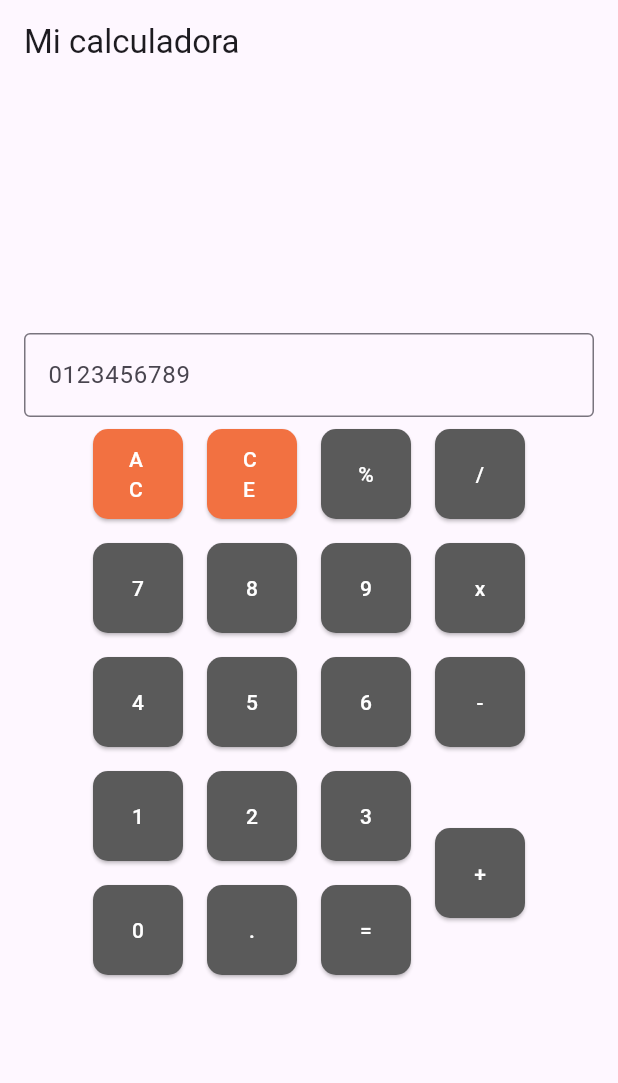
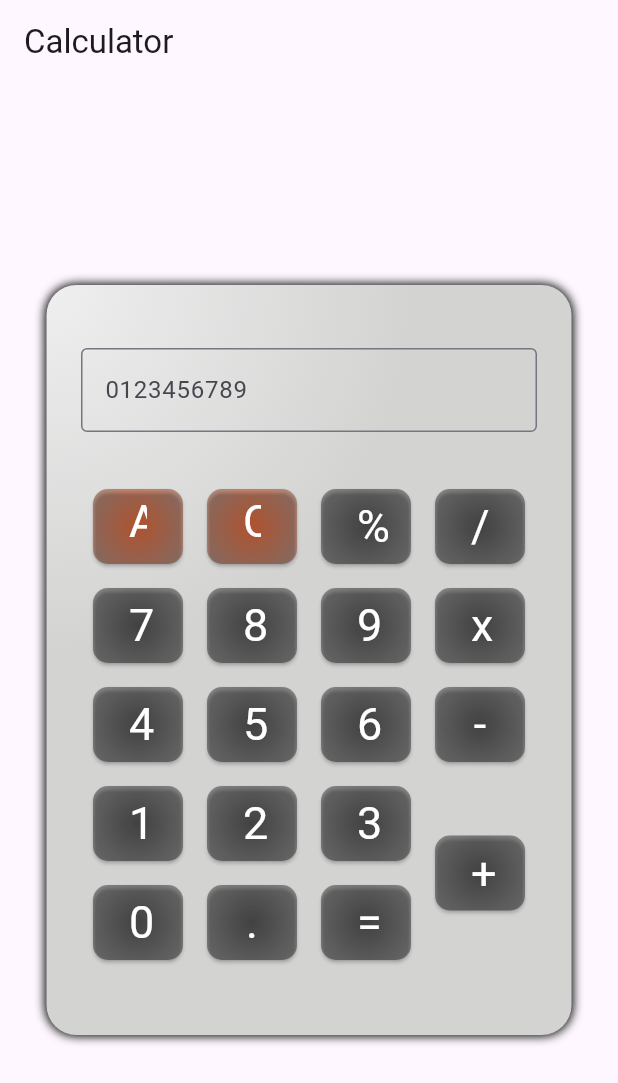
Before and after one commit to davopaco/mobile-apps, a Flutter app: the screen it shows after launch, on a phone screen of 412 x 824 dp. Shown: the top 1083 px of the screen. Run offline on Flutter 3.47's test engine with Material 3 defaults, Android fonts, the phone set to English and light mode, and no system bars.

Commit message:
style: :lipstick: Colors fixed for a gradient on elevated buttons.

```diff
--- a/calculator/lib/calculadora.dart
+++ b/calculator/lib/calculadora.dart
@@ -7,32 +7,38 @@ class Calculator extends StatefulWidget {
   State<Calculator> createState() => _CalculatorState();
 }
 
-Widget calculatorButtonBlack(String symbol) {
-  ButtonStyle initialElevatedButtonStyle;
+Widget calculatorButton(String symbol) {
+  Color buttonColour;
   if (symbol == "AC" || symbol == "CE") {
-    initialElevatedButtonStyle =
-        ElevatedButton.styleFrom(backgroundColor: const Color(0xFFF27141));
+    buttonColour = const Color(0xFFF27141);
   } else {
-    initialElevatedButtonStyle =
-        ElevatedButton.styleFrom(backgroundColor: const Color(0xFF5A5A5A));
+    buttonColour = const Color(0xFF5A5A5A);
   }
 
-  ButtonStyle elevatedButtonStyle = initialElevatedButtonStyle.copyWith(
-      shape: WidgetStateProperty.all(
-          RoundedRectangleBorder(borderRadius: BorderRadius.circular(10))),
-      minimumSize: const WidgetStatePropertyAll(Size(60, 60)),
-      maximumSize: const WidgetStatePropertyAll(Size(60, 60)));
+  ButtonStyle elevatedButtonStyle = ElevatedButton.styleFrom(
+      shape: RoundedRectangleBorder(borderRadius: BorderRadius.circular(10)),
+      minimumSize: const Size(60, 50),
+      maximumSize: const Size(60, 50),
+      backgroundColor: Colors.transparent);
 
   return Padding(
       padding: const EdgeInsets.all(8),
+      child: Container(
+          decoration: BoxDecoration(
+              borderRadius: BorderRadius.circular(10),
+              gradient: RadialGradient(
+                  center: const Alignment(0, 0),
+                  radius: 1,
+                  colors: <Color>[buttonColour, Colors.grey])),
           child: ElevatedButton(
             onPressed: () => print(symbol),
             style: elevatedButtonStyle,
             child: Text(symbol,
                 style: const TextStyle(
                     color: Colors.white,
-            )),
-      ));
+                    fontSize: 30,
+                    fontWeight: FontWeight.normal)),
+          )));
 }
 
 class _CalculatorState extends State<Calculator> {
@@ -41,11 +47,29 @@ class _CalculatorState extends State<Calculator> {
     return MaterialApp(
         home: Scaffold(
       appBar: AppBar(
-        title: const Text("Mi calculadora"),
+        title: const Text("Calculator"),
       ),
       body: Center(
         child: Padding(
           padding: const EdgeInsets.all(16.0),
+          child: Container(
+              padding: const EdgeInsets.all(23),
+              width: 350,
+              height: 500,
+              decoration: BoxDecoration(
+                  boxShadow: [
+                    BoxShadow(color: Colors.grey, blurRadius: 5),
+                    BoxShadow(color: Colors.black, blurRadius: 5)
+                  ],
+                  borderRadius: BorderRadius.circular(20),
+                  gradient: const RadialGradient(
+                    center: Alignment(-1, -1),
+                    radius: 0.7,
+                    colors: <Color>[
+                      Color.fromARGB(255, 238, 239, 238),
+                      Color.fromARGB(255, 211, 211, 210)
+                    ],
+                  )),
               child: Column(
                 mainAxisAlignment: MainAxisAlignment.center,
                 crossAxisAlignment: CrossAxisAlignment.center,
@@ -56,6 +80,10 @@ class _CalculatorState extends State<Calculator> {
                     decoration: InputDecoration(
                         border: OutlineInputBorder(), labelText: '0123456789'),
                   ),
+                  const SizedBox(
+                    height: 30,
+                    width: 100,
+                  ),
                   Column(
                     mainAxisAlignment: MainAxisAlignment.center,
                     crossAxisAlignment: CrossAxisAlignment.center,
@@ -64,30 +92,30 @@ class _CalculatorState extends State<Calculator> {
                         mainAxisAlignment: MainAxisAlignment.center,
                         crossAxisAlignment: CrossAxisAlignment.center,
                         children: <Widget>[
-                      calculatorButtonBlack("AC"),
-                      calculatorButtonBlack("CE"),
-                      calculatorButtonBlack("%"),
-                      calculatorButtonBlack("/"),
+                          calculatorButton("AC"),
+                          calculatorButton("CE"),
+                          calculatorButton("%"),
+                          calculatorButton("/"),
                         ],
                       ),
                       Row(
                         mainAxisAlignment: MainAxisAlignment.center,
                         crossAxisAlignment: CrossAxisAlignment.center,
                         children: <Widget>[
-                      calculatorButtonBlack("7"),
-                      calculatorButtonBlack("8"),
-                      calculatorButtonBlack("9"),
-                      calculatorButtonBlack("x"),
+                          calculatorButton("7"),
+                          calculatorButton("8"),
+                          calculatorButton("9"),
+                          calculatorButton("x"),
                         ],
                       ),
                       Row(
                         mainAxisAlignment: MainAxisAlignment.center,
                         crossAxisAlignment: CrossAxisAlignment.center,
                         children: <Widget>[
-                      calculatorButtonBlack("4"),
-                      calculatorButtonBlack("5"),
-                      calculatorButtonBlack("6"),
-                      calculatorButtonBlack("-")
+                          calculatorButton("4"),
+                          calculatorButton("5"),
+                          calculatorButton("6"),
+                          calculatorButton("-")
                         ],
                       ),
                       Row(
@@ -96,25 +124,25 @@ class _CalculatorState extends State<Calculator> {
                         children: <Widget>[
                           Column(
                             children: [
-                          calculatorButtonBlack("1"),
-                          calculatorButtonBlack("0")
+                              calculatorButton("1"),
+                              calculatorButton("0")
                             ],
                           ),
                           Column(
                             children: [
-                          calculatorButtonBlack("2"),
-                          calculatorButtonBlack(".")
+                              calculatorButton("2"),
+                              calculatorButton(".")
                             ],
                           ),
                           Column(
                             children: [
-                          calculatorButtonBlack("3"),
-                          calculatorButtonBlack("=")
+                              calculatorButton("3"),
+                              calculatorButton("=")
                             ],
                           ),
                           Column(
                             children: [
-                          calculatorButtonBlack("+"),
+                              calculatorButton("+"),
                             ],
                           )
                         ],
@@ -122,7 +150,7 @@ class _CalculatorState extends State<Calculator> {
                     ],
                   )
                 ],
-          ),
+              )),
         ),
       ),
     ));
```
Lines whose indentation alone changed are shown as unchanged.
